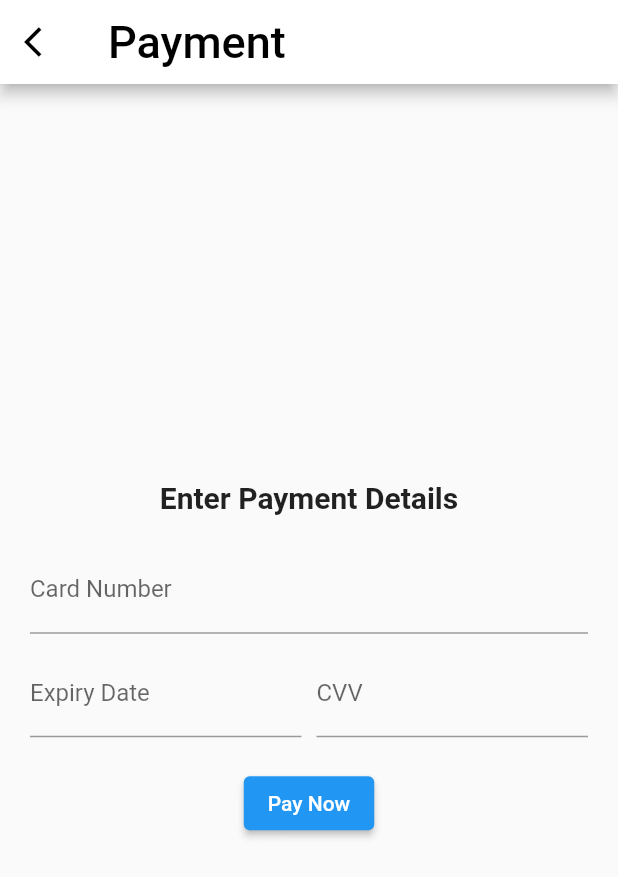
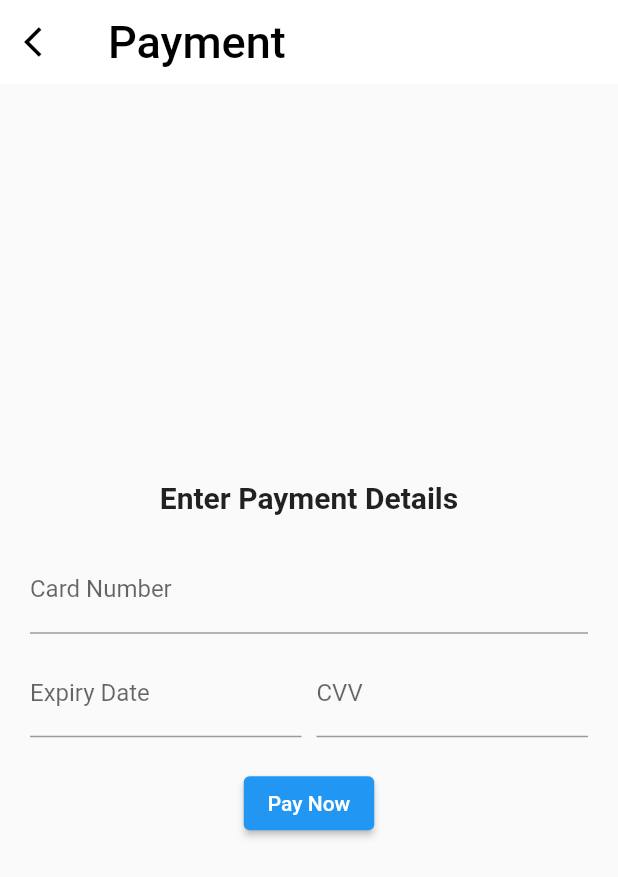
Before and after one commit to Ankit-Dhattarwal/Homzy_provider, a Flutter app: the PayCardScreen screen opened directly, on a phone screen of 412 x 824 dp. Shown: the top 877 px of the screen. Run offline on Flutter 3.47's test engine with Material 2 defaults, Android fonts, the light colour scheme and no system bars.

Commit message:
homzy_1.0
Add the  elevation in the appbar

```diff
--- a/lib/payment_card.dart
+++ b/lib/payment_card.dart
@@ -6,6 +6,7 @@ class PayCardScreen extends StatelessWidget {
     return Scaffold(
       appBar: AppBar(
         backgroundColor: Colors.white,
+         elevation: 0.0,
         leading: IconButton(
           color: Colors.black,
           icon: Icon(Icons.arrow_back_ios),
```
